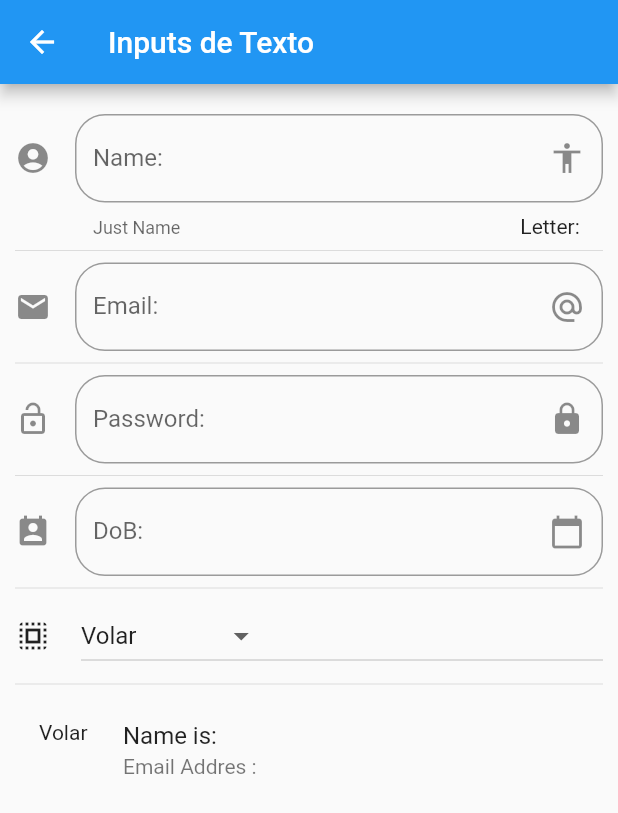
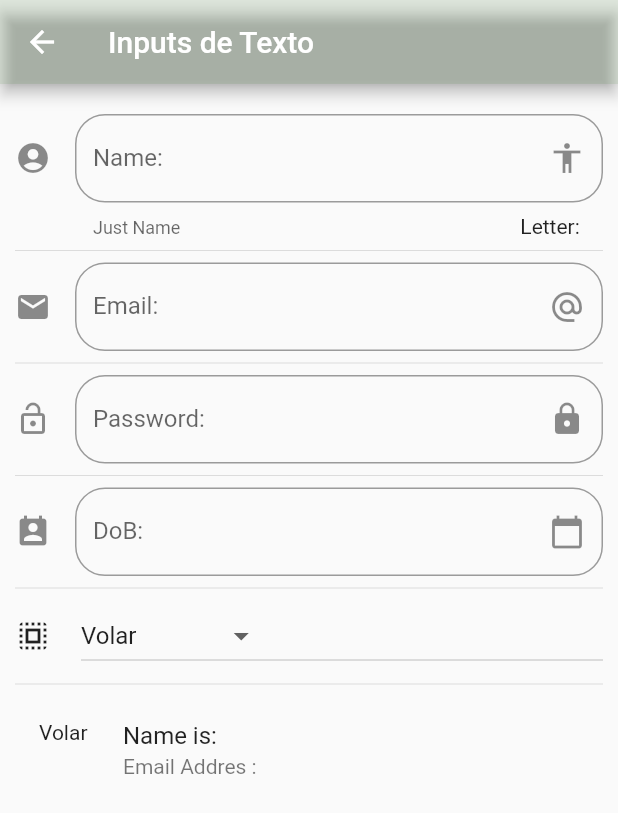
Before and after one commit to RodriguezOswaldo/Flutter2, a Flutter app: the InputPage screen opened by its route, on a phone screen of 412 x 824 dp. Shown: the top 813 px of the screen. Run offline on Flutter 3.47's test engine with Material 2 defaults, Android fonts, the phone set to English and light mode, and no system bars.

Commit message:
Input page bar color

```diff
--- a/newapp/lib/src/pages/input_page.dart
+++ b/newapp/lib/src/pages/input_page.dart
@@ -18,6 +18,7 @@ class _InputPageState extends State<InputPage> {
     return Scaffold(
       appBar: AppBar(
         title: Text('Inputs de Texto'),
+        backgroundColor: Color.fromARGB(23, 23, 112, 1),
       ),
       body: ListView(
         padding: EdgeInsets.symmetric(horizontal: 10.0, vertical: 20.0),
@@ -158,6 +159,7 @@ class _InputPageState extends State<InputPage> {
       ],
     );
   }
+
 //Create Person
   Widget _createPerson() {
     return ListTile(
```
